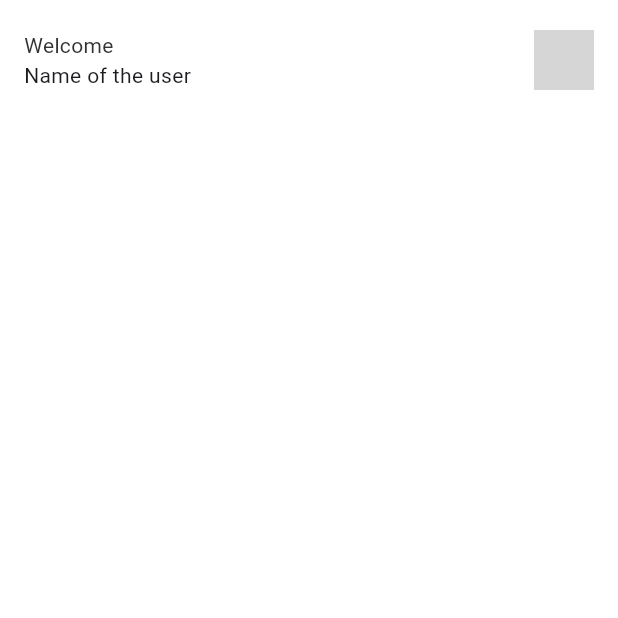
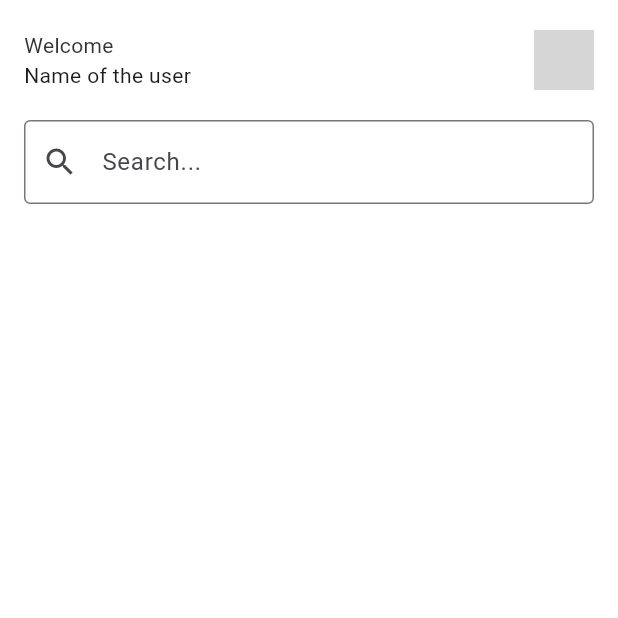
Before and after one commit to NeilBanerjee2002/veranco, a Flutter app: the screen it shows after launch, on a phone screen of 412 x 824 dp, the top half of it. Run offline on Flutter 3.47's test engine with Material 3 defaults, Android fonts, the phone set to English and light mode, and no system bars; network calls fail; grey boxes are pictures that could not be loaded.

Commit message:
serch box added

```diff
--- a/lib/screens/Homepage.dart
+++ b/lib/screens/Homepage.dart
@@ -9,6 +9,8 @@ class HomePage extends StatefulWidget {
 }
 
 class _HomePageState extends State<HomePage> {
+  TextEditingController _searchController = TextEditingController();
+
   @override
   Widget build(BuildContext context) {
     return MaterialApp(
@@ -38,6 +40,18 @@ class _HomePageState extends State<HomePage> {
                   ],
                 ),
               ),
+              SizedBox(height: 20),
+              Padding(
+                padding: const EdgeInsets.symmetric(horizontal: 16),
+                child: TextField(
+                  controller: _searchController,
+                  decoration: InputDecoration(
+                    hintText: 'Search...',
+                    prefixIcon: Icon(Icons.search),
+                    border: OutlineInputBorder(),
+                  ),
+                ),
+              ),
             ],
           ),
         ),
```
